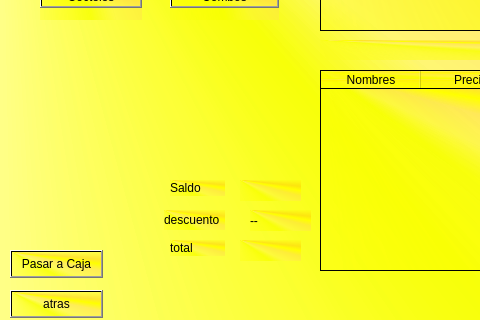
Above: Restaurante/registrarmesa.ui from kpzaolod6000/HELLOWORLD before the change; both pictures show x 0 to 480 and y 270 to 590 of the 992 by 590 pixel window. Below: the same form after it.
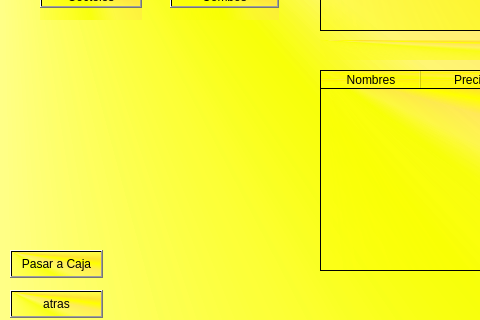
That is the form after the change.

```diff
--- a/Restaurante/registrarmesa.ui
+++ b/Restaurante/registrarmesa.ui
@@ -144,84 +144,6 @@
     <string/>
    </property>
   </widget>
-  <widget class="QLabel" name="label_saldo">
-   <property name="geometry">
-    <rect>
-     <x>240</x>
-     <y>450</y>
-     <width>61</width>
-     <height>21</height>
-    </rect>
-   </property>
-   <property name="text">
-    <string/>
-   </property>
-  </widget>
-  <widget class="QLabel" name="label_2">
-   <property name="geometry">
-    <rect>
-     <x>250</x>
-     <y>480</y>
-     <width>61</width>
-     <height>21</height>
-    </rect>
-   </property>
-   <property name="text">
-    <string>--</string>
-   </property>
-  </widget>
-  <widget class="QLabel" name="label_total">
-   <property name="geometry">
-    <rect>
-     <x>240</x>
-     <y>510</y>
-     <width>61</width>
-     <height>21</height>
-    </rect>
-   </property>
-   <property name="text">
-    <string/>
-   </property>
-  </widget>
-  <widget class="QLabel" name="label_4">
-   <property name="geometry">
-    <rect>
-     <x>170</x>
-     <y>450</y>
-     <width>55</width>
-     <height>16</height>
-    </rect>
-   </property>
-   <property name="text">
-    <string>Saldo</string>
-   </property>
-  </widget>
-  <widget class="QLabel" name="label_5">
-   <property name="geometry">
-    <rect>
-     <x>164</x>
-     <y>480</y>
-     <width>61</width>
-     <height>20</height>
-    </rect>
-   </property>
-   <property name="text">
-    <string>descuento</string>
-   </property>
-  </widget>
-  <widget class="QLabel" name="label_6">
-   <property name="geometry">
-    <rect>
-     <x>170</x>
-     <y>510</y>
-     <width>55</width>
-     <height>16</height>
-    </rect>
-   </property>
-   <property name="text">
-    <string>total</string>
-   </property>
-  </widget>
   <widget class="QPushButton" name="pushButton_registrar">
    <property name="geometry">
     <rect>
```
